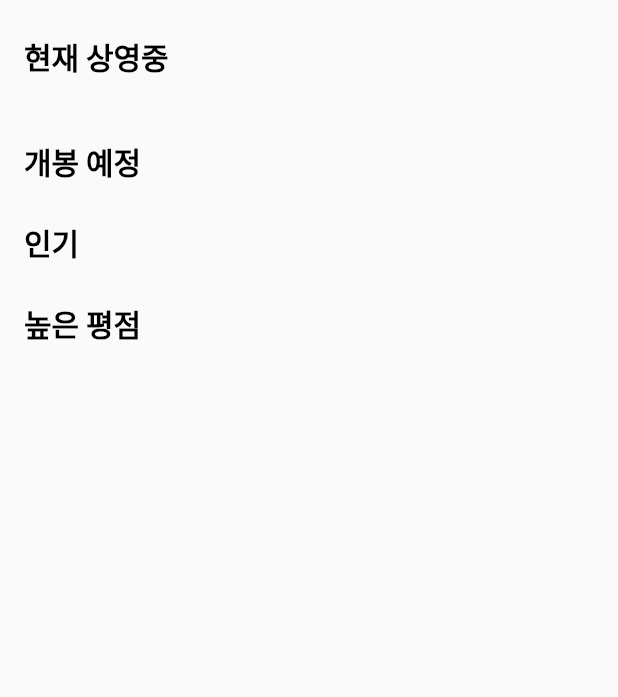
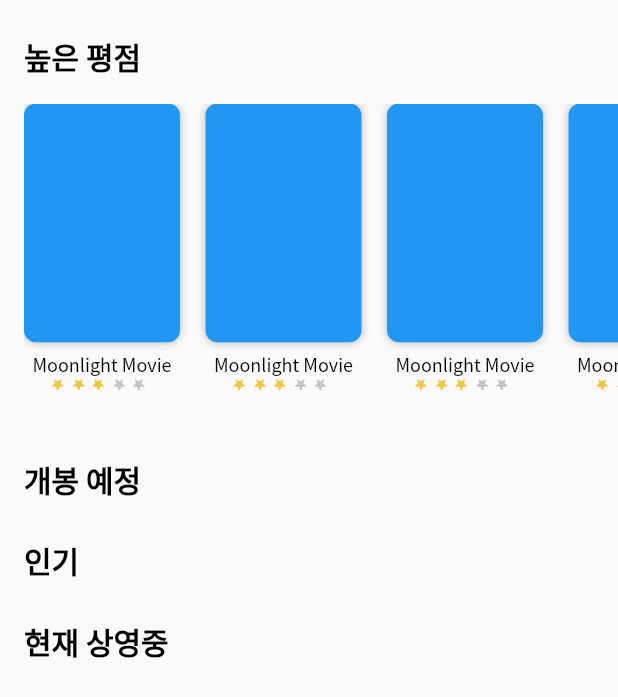
Before and after one commit to wonpyoJang/tmdb_movie, a Flutter app: the screen it shows after launch, on a phone screen of 412 x 824 dp. Shown: the top 697 px of the screen. Run offline on Flutter 3.47's test engine with Material 2 defaults, Android fonts, the phone set to English and light mode, and no system bars; our stand-ins replace flutter_svg.

Commit message:
[added] 메인리스트화면, 현재 상영중 영역 추가

```diff
--- a/lib/presentation/list/list_screen.dart
+++ b/lib/presentation/list/list_screen.dart
@@ -2,6 +2,8 @@ import 'package:flutter/cupertino.dart';
 import 'package:flutter/material.dart';
 
 import 'widget/area_titile.dart';
+import 'widget/horizontal_slider.dart';
+import 'widget/list_screen_area.dart';
 
 class ListScreen extends StatelessWidget {
   const ListScreen({Key? key}) : super(key: key);
@@ -30,14 +32,26 @@ class ListScreen extends StatelessWidget {
         buildPopularArea(),
         SizedBox(height: 24),
         buildHighRatingArea(),
-        SizedBox(height: 70,)
+        SizedBox(
+          height: 70,
+        )
       ],
     );
   }
 
-  Widget buildHighRatingArea() {
+  Widget buildCurrentScreeningArea() {
     return Padding(
-        padding: EdgeInsets.only(left: 16.0), child: AreaTitle(title: "높은 평점"));
+        padding: EdgeInsets.only(left: 16.0),
+        child: ListScreenArea(
+          title: "높은 평점",
+          content: HorizontalSlider(width: 196),
+        ));
+  }
+
+  Widget buildComingSoonArea() {
+    return Padding(
+        padding: EdgeInsets.symmetric(horizontal: 16.0),
+        child: AreaTitle(title: "개봉 예정"));
   }
 
   Widget buildPopularArea() {
@@ -46,15 +60,9 @@ class ListScreen extends StatelessWidget {
         child: AreaTitle(title: "인기"));
   }
 
-  Widget buildComingSoonArea() {
+  Widget buildHighRatingArea() {
     return Padding(
-        padding: EdgeInsets.symmetric(horizontal: 16.0),
-        child: AreaTitle(title: "개봉 예정"));
-  }
-
-  Widget buildCurrentScreeningArea() {
-    return Padding(
-        padding: EdgeInsets.symmetric(horizontal: 16.0),
+        padding: EdgeInsets.only(left: 16.0),
         child: AreaTitle(title: "현재 상영중"));
   }
 }
--- /dev/null
+++ b/lib/presentation/list/widget/card_movie_item.dart
@@ -0,0 +1,34 @@
+import 'package:athenaslab_test/presentation/list/widget/poster_image.dart';
+import 'package:athenaslab_test/presentation/list/widget/rating.dart';
+import 'package:flutter/material.dart';
+
+import 'movie_title.dart';
+
+class CardMovieItem extends StatelessWidget {
+  const CardMovieItem({Key? key}) : super(key: key);
+
+  static const double WIDTH = 104.0;
+
+  @override
+  Widget build(BuildContext context) {
+    return Container(
+        width: WIDTH,
+        child: Column(
+          crossAxisAlignment: CrossAxisAlignment.center,
+          mainAxisSize: MainAxisSize.min,
+          children: [
+            PosterImage(
+              width: WIDTH,
+              height: 159.17,
+              borderRadius: 8.0,
+            ),
+            SizedBox(height: 6.83),
+            MovieTitle(title: "Moonlight Movie", maxWidth: WIDTH,),
+            SizedBox(width: 4.0),
+            Rating(
+              rating: 3,
+            )
+          ],
+        ));
+  }
+}
--- /dev/null
+++ b/lib/presentation/list/widget/horizontal_slider.dart
@@ -0,0 +1,25 @@
+import 'package:flutter/material.dart';
+
+import 'card_movie_item.dart';
+
+class HorizontalSlider extends StatelessWidget {
+  final double width;
+
+  const HorizontalSlider({Key? key, required this.width}) : super(key: key);
+
+  @override
+  Widget build(BuildContext context) {
+    return Container(
+      height: width,
+      child: ListView.builder(
+        scrollDirection: Axis.horizontal,
+        shrinkWrap: true,
+        itemCount: 100,
+        itemBuilder: (BuildContext context, int index) {
+          return Padding(
+              padding: EdgeInsets.only(right: 17.0), child: CardMovieItem());
+        },
+      ),
+    );
+  }
+}
--- /dev/null
+++ b/lib/presentation/list/widget/list_screen_area.dart
@@ -0,0 +1,23 @@
+import 'package:flutter/material.dart';
+
+import 'area_titile.dart';
+
+class ListScreenArea extends StatelessWidget {
+  final String title;
+  final Widget content;
+
+  const ListScreenArea({
+    Key? key,
+    required this.title,
+    required this.content,
+  }) : super(key: key);
+
+  @override
+  Widget build(BuildContext context) {
+    return Column(
+      crossAxisAlignment: CrossAxisAlignment.start,
+      mainAxisSize: MainAxisSize.min,
+      children: [AreaTitle(title: title), SizedBox(height: 16.0), content],
+    );
+  }
+}
--- /dev/null
+++ b/lib/presentation/list/widget/movie_title.dart
@@ -0,0 +1,35 @@
+import 'package:athenaslab_test/symbols/color_list.dart';
+import 'package:athenaslab_test/utils/unit_helper.dart';
+import 'package:flutter/material.dart';
+
+class MovieTitle extends StatelessWidget {
+  final String title;
+  final double? maxWidth;
+
+  const MovieTitle({
+    Key? key,
+    required this.title,
+    this.maxWidth,
+  }) : super(key: key);
+
+  @override
+  Widget build(BuildContext context) {
+    return Container(
+      width: maxWidth,
+      child: Text(title,
+          textAlign: TextAlign.center,
+          maxLines: 1,
+          overflow: TextOverflow.ellipsis,
+          style: TextStyle(
+            fontFamily: "NotoSansKR",
+            fontStyle: FontStyle.normal,
+            fontWeight: FontWeight.w500,
+            fontSize: 12.0,
+            height: UnitHelper.getTextHeightRatio(
+                heightInPixel: 17, fontSizeInPixel: 12),
+            letterSpacing: UnitHelper.getPixel(em: -0.015),
+            color: ColorList.black,
+          )),
+    );
+  }
+}
--- /dev/null
+++ b/lib/presentation/list/widget/poster_image.dart
@@ -0,0 +1,33 @@
+import 'package:athenaslab_test/symbols/color_list.dart';
+import 'package:flutter/material.dart';
+
+class PosterImage extends StatelessWidget {
+  final double width;
+  final double height;
+  final double borderRadius;
+
+  const PosterImage({
+    Key? key,
+    required this.width,
+    required this.height,
+    required this.borderRadius,
+  }) : super(key: key);
+
+  @override
+  Widget build(BuildContext context) {
+    return Container(
+      width: width,
+      height: height,
+      decoration: BoxDecoration(
+        borderRadius: BorderRadius.all(Radius.circular(borderRadius)),
+        color: Colors.blue,
+        boxShadow: [
+          BoxShadow(
+            blurRadius: 4.0,
+            color: ColorList.shadow,
+          )
+        ],
+      ),
+    );
+  }
+}
--- a/lib/presentation/list/widget/rating.dart
+++ b/lib/presentation/list/widget/rating.dart
@@ -29,7 +29,5 @@ class Rating extends StatelessWidget {
         );
       }),
     );
-
-    return Star(isOn: true, size: 9);
   }
 }
--- a/lib/symbols/color_list.dart
+++ b/lib/symbols/color_list.dart
@@ -2,4 +2,5 @@ import 'dart:ui';
 
 class ColorList {
   static const Color black = const Color(0xff000000);
+  static const Color shadow = const Color(0x40000000);
 }
```
